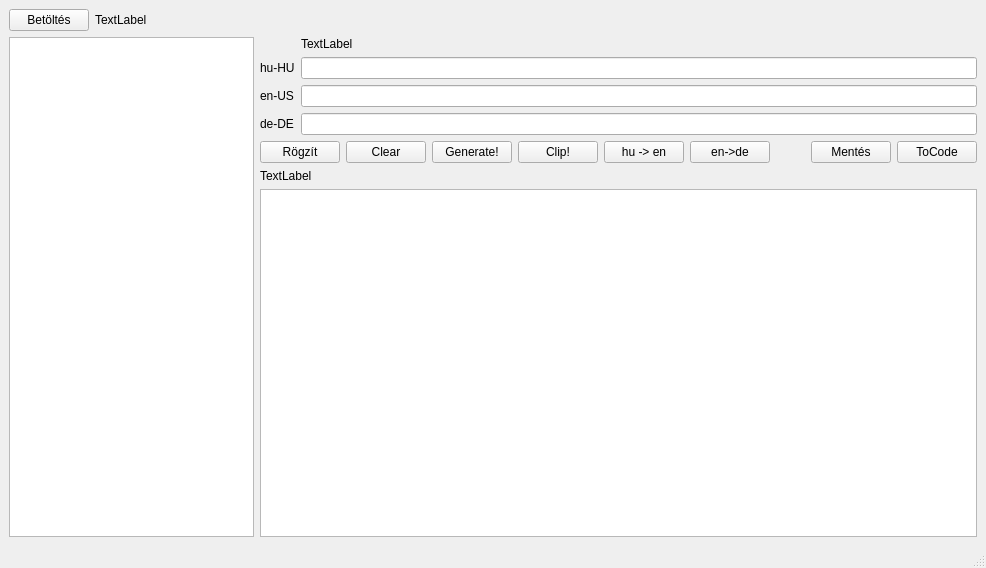
The window that mainwindow.ui (horvathzoltan/wcodemana) describes before a commit, drawn with Qt 5.
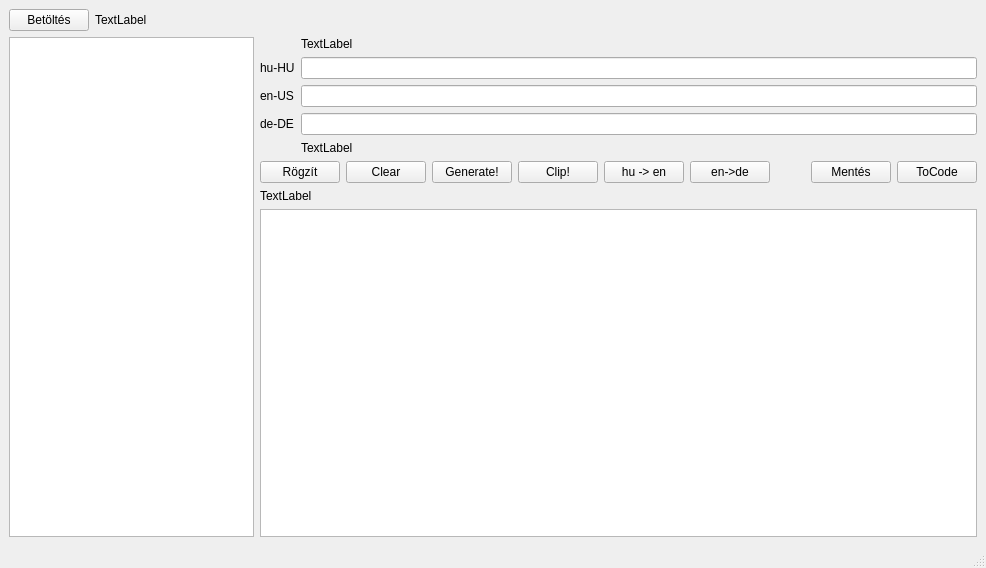
The same window after the commit.

```diff
--- a/mainwindow.ui
+++ b/mainwindow.ui
@@ -99,6 +99,13 @@
           <item row="3" column="1">
            <widget class="QLineEdit" name="lineEdit_de"/>
           </item>
+          <item row="4" column="1">
+           <widget class="QLabel" name="label_using">
+            <property name="text">
+             <string>TextLabel</string>
+            </property>
+           </widget>
+          </item>
          </layout>
         </item>
         <item>
```
